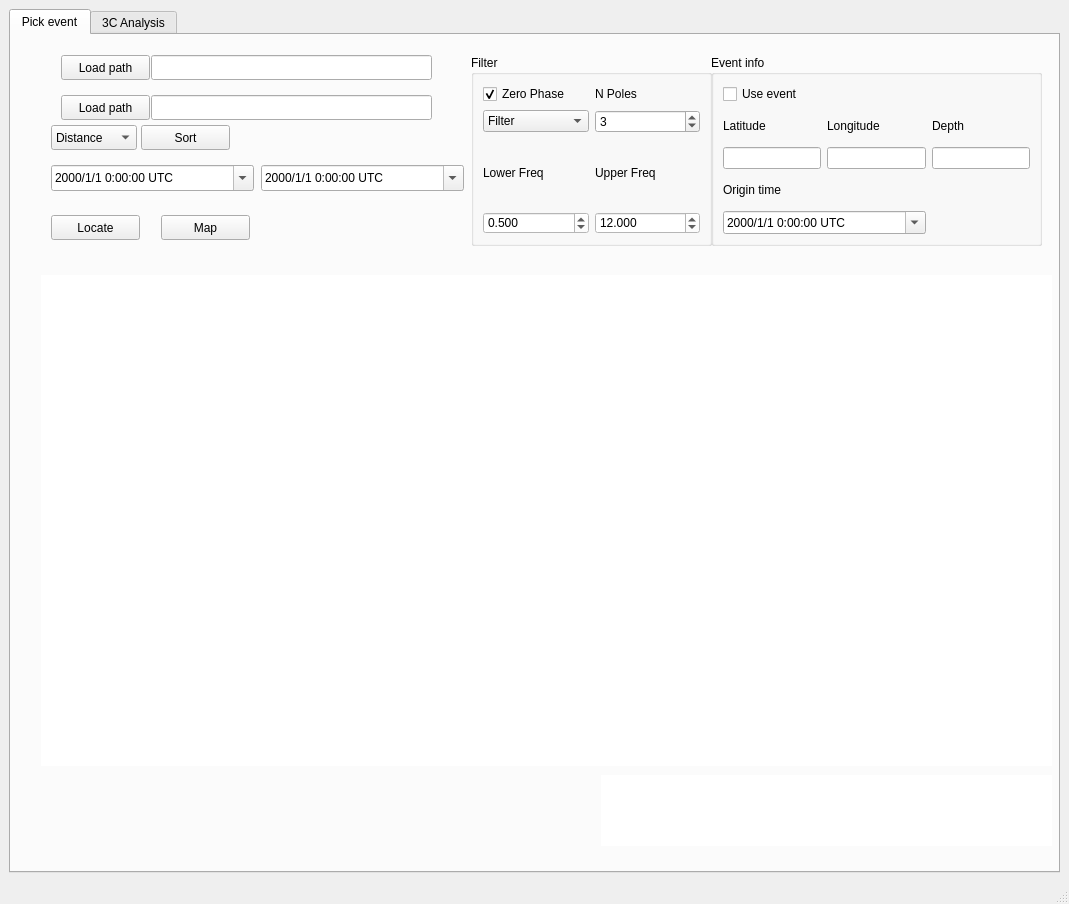
The window that isp/resources/designer_uis/EarthquakeAnalysisFrame.ui (ProjectISP/ISP) describes before a commit, drawn with Qt 5.
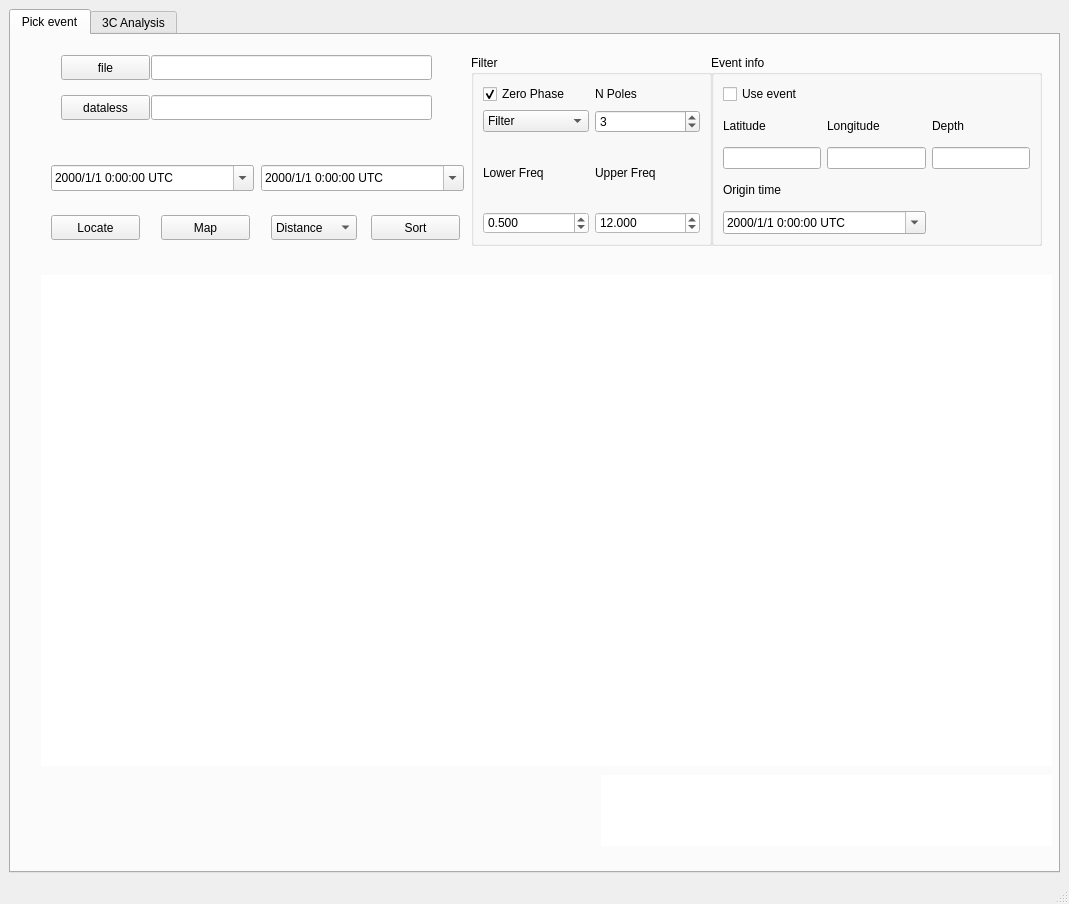
The same window after the commit.

What changed in the file:
```diff
--- a/isp/resources/designer_uis/EarthquakeAnalysisFrame.ui
+++ b/isp/resources/designer_uis/EarthquakeAnalysisFrame.ui
@@ -77,8 +77,8 @@
        <widget class="QPushButton" name="sortBtn">
         <property name="geometry">
          <rect>
-          <x>130</x>
-          <y>90</y>
+          <x>360</x>
+          <y>180</y>
           <width>89</width>
           <height>25</height>
          </rect>
@@ -369,8 +369,8 @@
        <widget class="QComboBox" name="comboBox">
         <property name="geometry">
          <rect>
-          <x>40</x>
-          <y>90</y>
+          <x>260</x>
+          <y>180</y>
           <width>86</width>
           <height>25</height>
          </rect>
@@ -396,7 +396,7 @@
          </rect>
         </property>
         <property name="text">
-         <string>Load path</string>
+         <string>file</string>
         </property>
        </widget>
        <widget class="QPushButton" name="selectDatalessDirBtn">
@@ -409,7 +409,7 @@
          </rect>
         </property>
         <property name="text">
-         <string>Load path</string>
+         <string>dataless</string>
         </property>
        </widget>
        <widget class="QLineEdit" name="datalessPathForm">
```
Left out of the diff: 9 changed lines with no effect on the pictures.
